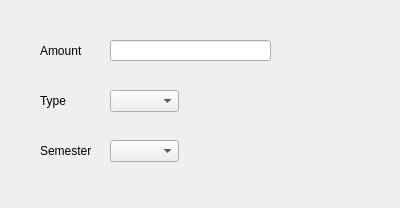
The window that Sprint 4/partial_payment/partial_pay.ui (SDSMT-CSC464-F15/dancesoft) describes before a commit, drawn with Qt 5.
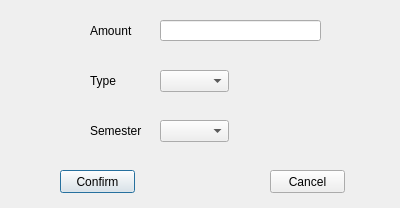
The same window after the commit.

Patch:
```diff
--- a/Sprint 4/partial_payment/partial_pay.ui
+++ b/Sprint 4/partial_payment/partial_pay.ui
@@ -16,8 +16,8 @@
   <widget class="QLabel" name="Amount_label">
    <property name="geometry">
     <rect>
-     <x>40</x>
-     <y>40</y>
+     <x>90</x>
+     <y>20</y>
      <width>71</width>
      <height>21</height>
     </rect>
@@ -29,8 +29,8 @@
   <widget class="QLineEdit" name="Amount_lineEdit">
    <property name="geometry">
     <rect>
-     <x>110</x>
-     <y>40</y>
+     <x>160</x>
+     <y>20</y>
      <width>161</width>
      <height>21</height>
     </rect>
@@ -39,8 +39,8 @@
   <widget class="QLabel" name="Type_label">
    <property name="geometry">
     <rect>
-     <x>40</x>
-     <y>90</y>
+     <x>90</x>
+     <y>70</y>
      <width>71</width>
      <height>21</height>
     </rect>
@@ -52,8 +52,8 @@
   <widget class="QComboBox" name="Type_comboBox">
    <property name="geometry">
     <rect>
-     <x>110</x>
-     <y>90</y>
+     <x>160</x>
+     <y>70</y>
      <width>69</width>
      <height>22</height>
     </rect>
@@ -62,8 +62,8 @@
   <widget class="QLabel" name="Semester_label">
    <property name="geometry">
     <rect>
-     <x>40</x>
-     <y>140</y>
+     <x>90</x>
+     <y>120</y>
      <width>71</width>
      <height>21</height>
     </rect>
@@ -75,13 +75,39 @@
   <widget class="QComboBox" name="Semester_comboBox">
    <property name="geometry">
     <rect>
-     <x>110</x>
-     <y>140</y>
+     <x>160</x>
+     <y>120</y>
      <width>69</width>
      <height>22</height>
     </rect>
    </property>
   </widget>
+  <widget class="QPushButton" name="Confirm_btn">
+   <property name="geometry">
+    <rect>
+     <x>60</x>
+     <y>170</y>
+     <width>75</width>
+     <height>23</height>
+    </rect>
+   </property>
+   <property name="text">
+    <string>Confirm</string>
+   </property>
+  </widget>
+  <widget class="QPushButton" name="Cancel_btn">
+   <property name="geometry">
+    <rect>
+     <x>270</x>
+     <y>170</y>
+     <width>75</width>
+     <height>23</height>
+    </rect>
+   </property>
+   <property name="text">
+    <string>Cancel</string>
+   </property>
+  </widget>
  </widget>
  <resources/>
  <connections/>
```
